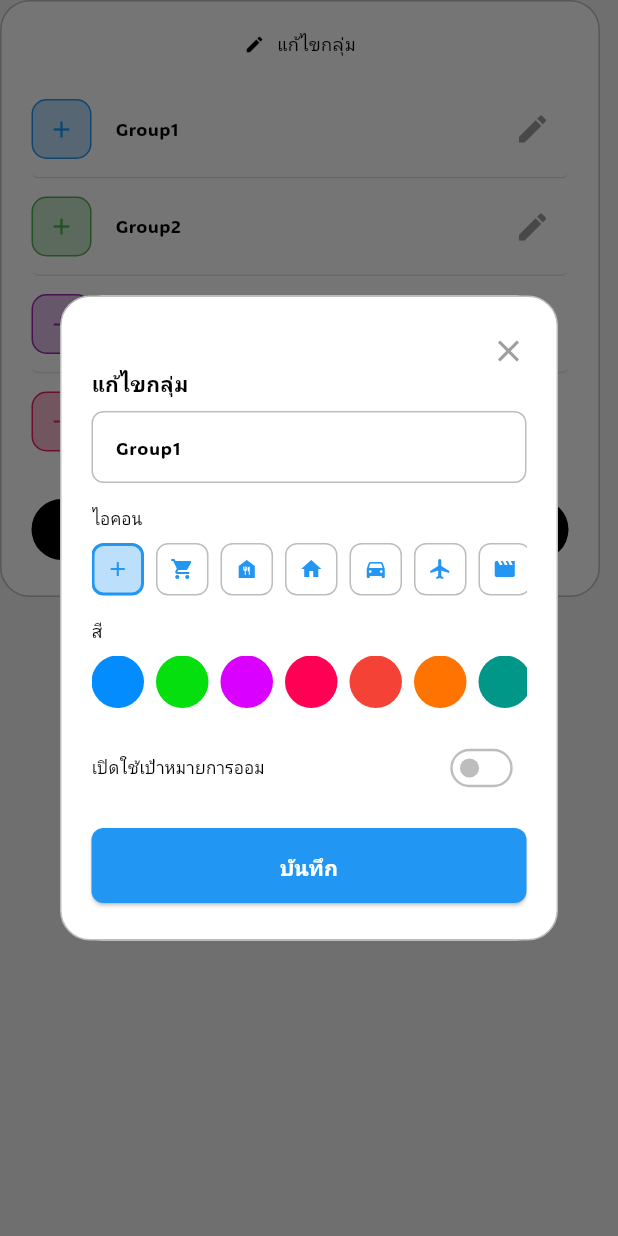
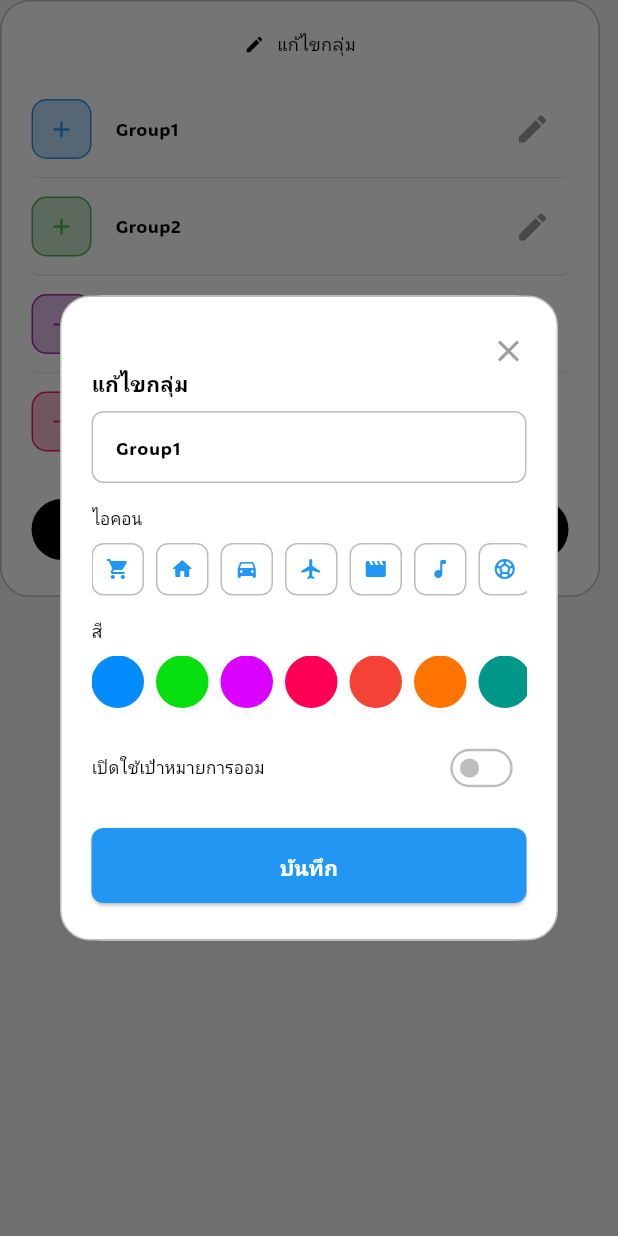
Before and after one commit to indiv-it/bookbank, a Flutter app: the EditGroupSgreen widget shown alone on an empty page, opened directly, after a tap on the "edit" icon, on a phone screen of 412 x 824 dp. Run offline on Flutter 3.47's test engine with Material 3 defaults, Android fonts, the light colour scheme and no system bars; our stand-ins replace fl_chart, flutter_screenutil, responsive_framework, shared_preferences, sqflite; accounts and stored records are empty.

Commit message:
Beta-16F - Fixed icon sizes and added more icons

```diff
--- a/lib/features/charts/chart_screen.dart
+++ b/lib/features/charts/chart_screen.dart
@@ -393,7 +393,7 @@ class _ChartScreenState extends State<ChartScreen> {
           backgroundColor: theme.scaffoldBackgroundColor,
           body: SafeArea(
             child: SingleChildScrollView(
-              padding: EdgeInsets.symmetric(horizontal: 24.w, vertical: 16.h),
+              padding: EdgeInsets.symmetric(horizontal: 20.w, vertical: 10.h),
               child: Column(
                 crossAxisAlignment: CrossAxisAlignment.start,
                 children: [
--- a/lib/features/charts/widgets/daily_summary_card.dart
+++ b/lib/features/charts/widgets/daily_summary_card.dart
@@ -126,7 +126,7 @@ class DailySummaryCard extends StatelessWidget {
           SizedBox(height: 16.h),
 
           // Divider
-          Divider(color: theme.colorScheme.outline, height: 1),
+          Divider(color: theme.colorScheme.onSurfaceVariant, height: 1),
           SizedBox(height: 16.h),
 
           // Category title
--- a/lib/features/charts/widgets/monthly_chart.dart
+++ b/lib/features/charts/widgets/monthly_chart.dart
@@ -162,7 +162,7 @@ class MonthlyChart extends StatelessWidget {
                   horizontalInterval: _calculateInterval(spots),
                   getDrawingHorizontalLine: (value) {
                     return FlLine(
-                      color: theme.colorScheme.outline,
+                      color: theme.colorScheme.onSurfaceVariant,
                       strokeWidth: 1.w,
                     );
                   },
@@ -190,7 +190,7 @@ class MonthlyChart extends StatelessWidget {
                       getTitlesWidget: (value, meta) {
                         return Text(
                           locProvider.formatAmount(value),
-                          style: TextStyle(fontSize: AppSize.xs.sp),
+                          style: TextStyle(fontSize: 10.sp),
                         );
                       },
                     ),
@@ -223,7 +223,7 @@ class MonthlyChart extends StatelessWidget {
           SizedBox(height: 24.h),
 
           // Divider
-          Divider(color: theme.colorScheme.outline, height: 1.h),
+          Divider(color: theme.colorScheme.onSurfaceVariant, height: 1.h),
           SizedBox(height: 16.h),
 
           // Category title
--- a/lib/features/charts/widgets/yearly_chart.dart
+++ b/lib/features/charts/widgets/yearly_chart.dart
@@ -116,7 +116,7 @@ class YearlyChart extends StatelessWidget {
                   horizontalInterval: _calculateInterval(spots),
                   getDrawingHorizontalLine: (value) {
                     return FlLine(
-                      color: theme.colorScheme.outline,
+                      color: theme.colorScheme.onSurfaceVariant,
                       strokeWidth: 1.w,
                     );
                   },
@@ -160,7 +160,7 @@ class YearlyChart extends StatelessWidget {
                       getTitlesWidget: (value, meta) {
                         return Text(
                           locProvider.formatAmount(value),
-                          style: TextStyle(fontSize: AppSize.xs.sp),
+                          style: TextStyle(fontSize: 8.sp),
                         );
                       },
                     ),
@@ -211,7 +211,7 @@ class YearlyChart extends StatelessWidget {
           SizedBox(height: 24.h),
 
           // Divider
-          Divider(color: theme.colorScheme.outline, height: 1.h),
+          Divider(color: theme.colorScheme.onSurfaceVariant, height: 1.h),
           SizedBox(height: 16.h),
 
           // Category title
--- a/lib/features/menu/editGroup/editGroup_sgreen.dart
+++ b/lib/features/menu/editGroup/editGroup_sgreen.dart
@@ -19,26 +19,25 @@ class _EditGroupSgreenState extends State<EditGroupSgreen> {
   bool _isLoading = true;
 
   final List<IconData> _availableIcons = [
-    Icons.add,
-    Icons.shopping_cart,
+    Icons.shopping_cart_rounded,
     Icons.home_rounded,
     Icons.directions_car_rounded,
     Icons.flight_rounded,
     Icons.movie_rounded,
     Icons.music_note_rounded,
-    Icons.bar_chart_rounded,
     Icons.sports_soccer_rounded,
     Icons.health_and_safety_rounded,
     Icons.work_rounded,
     Icons.school_rounded,
     Icons.pets_rounded,
+    Icons.bar_chart_rounded,
     Icons.fastfood_rounded,
     Icons.coffee_rounded,
     Icons.card_giftcard_rounded,
     Icons.celebration_rounded,
     Icons.favorite_rounded,
+    Icons.fitness_center_rounded,
     Icons.filter_hdr_rounded,
-    Icons.fitness_center_rounded,
     Icons.handyman_outlined,
   ];
 
--- a/lib/features/menu/editGroup/group_edit_dialog.dart
+++ b/lib/features/menu/editGroup/group_edit_dialog.dart
@@ -24,26 +24,26 @@ class _GroupEditDialogState extends State<GroupEditDialog> {
   late bool _savingsGoalEnabled;
 
   final List<IconData> _availableIcons = [
-    Icons.add,
-    Icons.shopping_cart,
-    Icons.food_bank,
-    Icons.home,
-    Icons.directions_car,
-    Icons.flight,
-    Icons.movie,
-    Icons.music_note,
-    Icons.book,
-    Icons.sports_soccer,
-    Icons.health_and_safety,
-    Icons.work,
-    Icons.school,
-    Icons.pets,
-    Icons.restaurant,
-    Icons.coffee,
-    Icons.card_giftcard,
-    Icons.celebration,
-    Icons.favorite,
-    Icons.star,
+    Icons.shopping_cart_rounded,
+    Icons.home_rounded,
+    Icons.directions_car_rounded,
+    Icons.flight_rounded,
+    Icons.movie_rounded,
+    Icons.music_note_rounded,
+    Icons.sports_soccer_rounded,
+    Icons.health_and_safety_rounded,
+    Icons.work_rounded,
+    Icons.school_rounded,
+    Icons.pets_rounded,
+    Icons.bar_chart_rounded,
+    Icons.fastfood_rounded,
+    Icons.coffee_rounded,
+    Icons.card_giftcard_rounded,
+    Icons.celebration_rounded,
+    Icons.favorite_rounded,
+    Icons.fitness_center_rounded,
+    Icons.filter_hdr_rounded,
+    Icons.handyman_outlined,
   ];
 
   final List<Color> _availableColors = [
@@ -309,7 +309,10 @@ class _GroupEditDialogState extends State<GroupEditDialog> {
             if (_savingsGoalEnabled) ...[
               Text(
                 loc.savingsGoalAmount,
-                style: TextStyle(fontSize: AppSize.xs.sp, color: AppColors.grey),
+                style: TextStyle(
+                  fontSize: AppSize.xs.sp,
+                  color: AppColors.grey,
+                ),
               ),
               SizedBox(height: 8),
               TextField(
@@ -322,11 +325,15 @@ class _GroupEditDialogState extends State<GroupEditDialog> {
                   fillColor: theme.colorScheme.surface,
                   border: OutlineInputBorder(
                     borderRadius: BorderRadius.circular(8),
-                    borderSide: BorderSide(color: theme.colorScheme.onSurfaceVariant),
+                    borderSide: BorderSide(
+                      color: theme.colorScheme.onSurfaceVariant,
+                    ),
                   ),
                   enabledBorder: OutlineInputBorder(
                     borderRadius: BorderRadius.circular(8),
-                    borderSide: BorderSide(color: theme.colorScheme.onSurfaceVariant),
+                    borderSide: BorderSide(
+                      color: theme.colorScheme.onSurfaceVariant,
+                    ),
                   ),
                 ),
                 style: TextStyle(fontSize: AppSize.m, height: 1.2),
--- a/lib/features/records/record_screen.dart
+++ b/lib/features/records/record_screen.dart
@@ -156,9 +156,9 @@ class _RecordScreenState extends State<RecordScreen> {
             builder: (context, constraints) {
               return Padding(
                 padding: EdgeInsets.fromLTRB(
-                  24.w,
+                  20.w,
                   40.h,
-                  24.w,
+                  20.w,
                   130.h,
                 ),
                 child: Column(
--- a/lib/main.dart
+++ b/lib/main.dart
@@ -1,4 +1,5 @@
 import 'package:flutter/material.dart';
+import 'package:flutter/services.dart';
 import 'package:flutter_screenutil/flutter_screenutil.dart';
 import 'package:responsive_framework/responsive_framework.dart';
 import 'package:provider/provider.dart';
@@ -17,6 +18,8 @@ class MyApp extends StatelessWidget {
 
   @override
   Widget build(BuildContext context) {
+    WidgetsFlutterBinding.ensureInitialized();
+    SystemChrome.setPreferredOrientations([DeviceOrientation.portraitUp]);
     return ScreenUtilInit(
       designSize: const Size(375, 812),
       minTextAdapt: true,
--- a/pubspec.yaml
+++ b/pubspec.yaml
@@ -53,6 +53,12 @@ dev_dependencies:
   # package. See that file for information about deactivating specific lint
   # rules and activating additional ones.
   flutter_lints: ^6.0.0
+  flutter_launcher_icons: ^0.14.4
+
+flutter_launcher_icons:
+  android: true
+  ios: true
+  image_path: "lib/core/icons/Logo_V.3.3.png"
 
 # For information on the generic Dart part of this file, see the
 # following page: https://dart.dev/tools/pub/pubspec
```
Also changed, not shown: lib/features/home/home_screen.dart (+33 -20 lines), lib/features/home/popup/popup_unallocated.dart (+13 -10 lines), lib/features/home/widgets/unallocated_summary.dart (+17 -10 lines), lib/core/icons/Logo_V.3.3.png (added), pubspec.lock, 28 other files.
